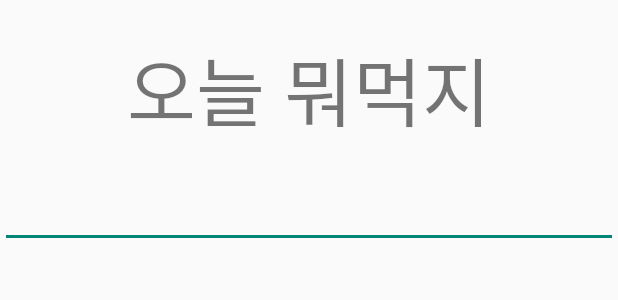
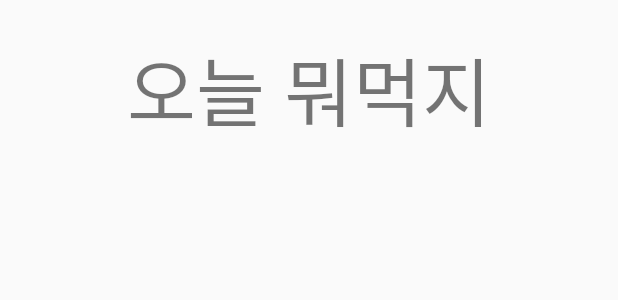
Before and after one commit to changmeen/MP_TermProject, an Android app: the layout today_menu.xml on its own in the app's theme, with its tools: preview values and no code run, on a phone screen of 412 x 824 dp. Shown: the top 300 px of the screen. Run offline under Robolectric (Android 15) with nearby library versions, the phone set to English and light mode, and no system bars; plain views replace AutoScrollViewPager.

```diff
--- a/app/src/main/res/layout/today_menu.xml
+++ b/app/src/main/res/layout/today_menu.xml
@@ -15,11 +15,6 @@
         android:text="오늘 뭐먹지"
         android:textSize="50dp" />
 
-    <EditText
-        android:id="@+id/et"
-        android:layout_width="match_parent"
-        android:layout_height="wrap_content"/>
-
 
     <cn.trinea.android.view.autoscrollviewpager.AutoScrollViewPager
         android:id="@+id/autoViewPager"
```
Also changed, not shown: app/src/main/java/com/changmeen/firebase/TodayMenu.java (+9 -11 lines).
